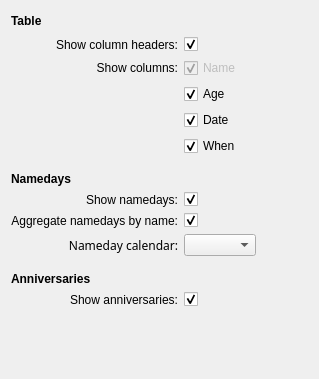
Before: the Qt Designer form src/applet/birthdaylist_contents_config.ui in balevas/BirthdayList-Plasmoid, drawn with Qt 5.
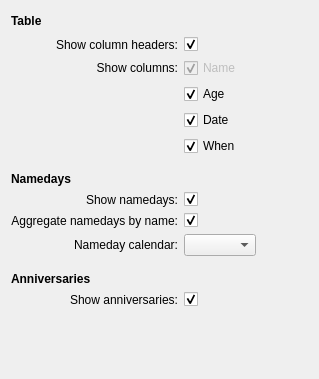
After: the same form once the commit is applied.

What changed in the file:
```diff
--- a/src/applet/birthdaylist_contents_config.ui
+++ b/src/applet/birthdaylist_contents_config.ui
@@ -240,12 +240,6 @@
        <verstretch>0</verstretch>
       </sizepolicy>
      </property>
-     <property name="font">
-      <font>
-       <family>Droid Sans</family>
-       <kerning>true</kerning>
-      </font>
-     </property>
      <property name="layoutDirection">
       <enum>Qt::LeftToRight</enum>
      </property>
```
